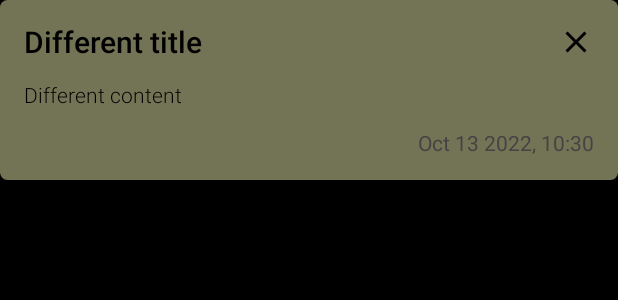
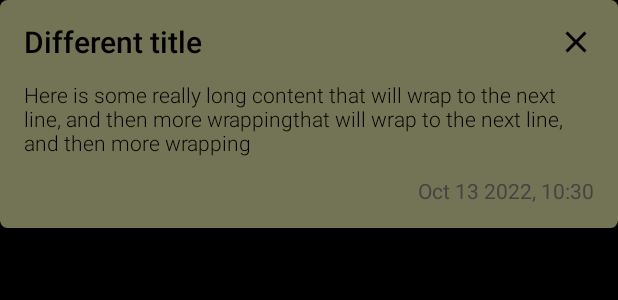
Before and after one commit to realityexpander/NoteAppKMM, an Android app built with Jetpack Compose: the @Preview function NoteItemPreview2, on a phone screen of 412 x 824 dp. Shown: the top 300 px of the screen. Run offline under Robolectric (Android 15) with nearby library versions, the phone set to English and light mode, and no system bars.

Commit message:
Adjust preview params

```diff
--- a/androidApp/src/main/java/com/realityexpander/noteappkmm/android/note_detail/NoteDetailScreen.kt
+++ b/androidApp/src/main/java/com/realityexpander/noteappkmm/android/note_detail/NoteDetailScreen.kt
@@ -18,11 +18,8 @@ import androidx.compose.ui.unit.sp
 import androidx.hilt.navigation.compose.hiltViewModel
 import androidx.lifecycle.SavedStateHandle
 import androidx.navigation.NavController
-import androidx.navigation.compose.rememberNavController
 import com.realityexpander.noteappkmm.domain.note.Note
 import com.realityexpander.noteappkmm.domain.note.NoteDataSource
-import kotlinx.coroutines.async
-import kotlinx.coroutines.launch
 import kotlinx.datetime.LocalDateTime
 
 @Composable
--- a/androidApp/src/main/java/com/realityexpander/noteappkmm/android/note_list/NoteItem.kt
+++ b/androidApp/src/main/java/com/realityexpander/noteappkmm/android/note_list/NoteItem.kt
@@ -87,14 +87,16 @@ fun NoteItemPreview() {
     )
 }
 
-@Preview(heightDp = 300, backgroundColor = 0x00000000, showBackground = true)
+@Preview(heightDp = 200, backgroundColor = 0x00000000, showBackground = true)
 @Composable
 fun NoteItemPreview2() {
     NoteItem(
         note = Note(
             id = 0,
             title = "Different title",
-            content = "Different content",
+            content = "Here is some really long content " +
+                    "that will wrap to the next line, and then more wrapping" +
+                    "that will wrap to the next line, and then more wrapping",
             colorHex = 0xFF737355,
             created = DateTimeUtil.now()
         ),
```
